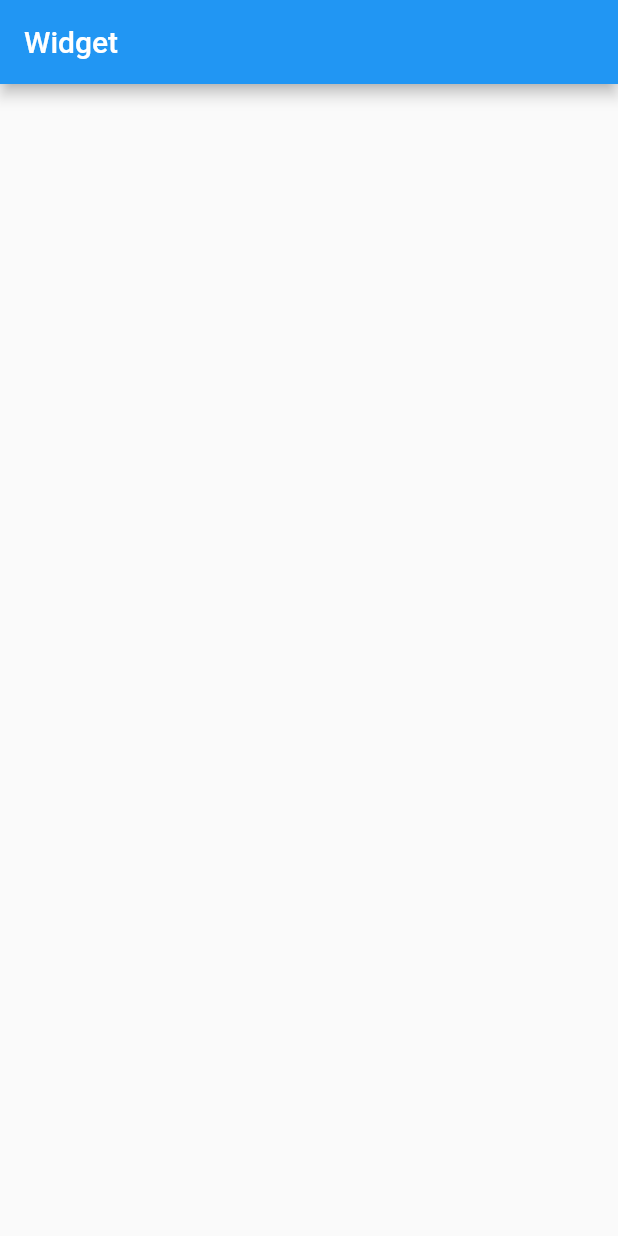
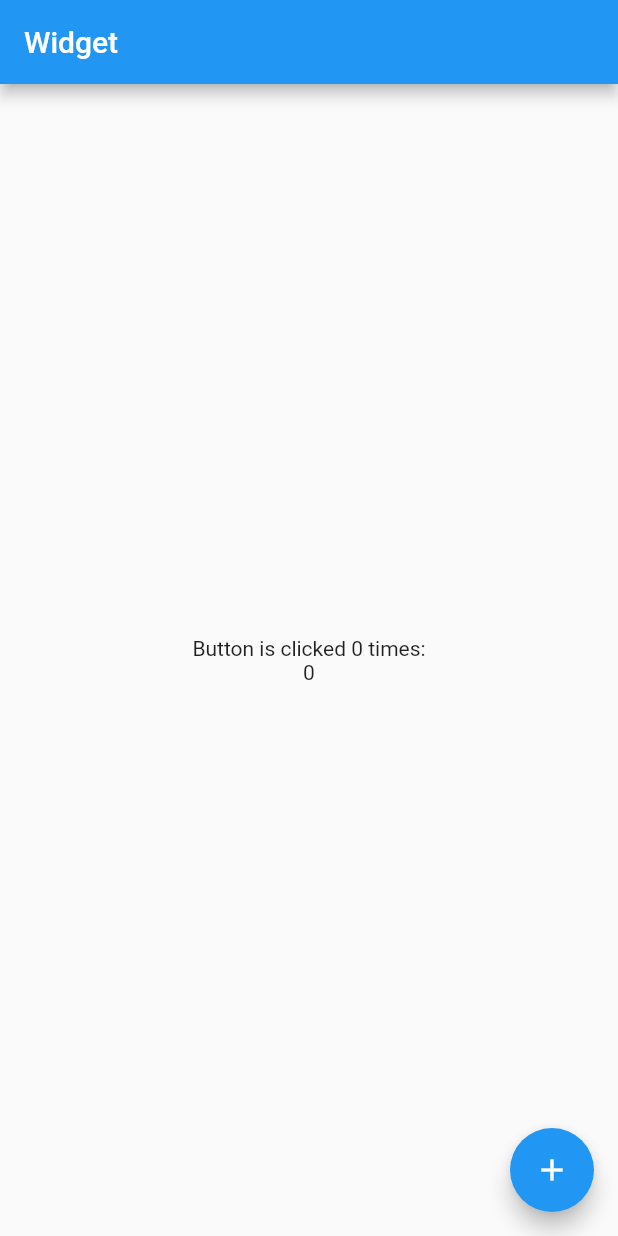
Before and after one commit to Droyder7/flutter_sample_app, a Flutter app: the screen it shows after launch, on a phone screen of 412 x 824 dp. Run offline on Flutter 3.47's test engine with Material 2 defaults, Android fonts, the phone set to English and light mode, and no system bars.

Commit message:
built counter with provider

```diff
--- a/lib/app_page.dart
+++ b/lib/app_page.dart
@@ -1,17 +1,108 @@
 import 'package:flutter/material.dart';
+import 'package:provider/provider.dart';
 
-class AppPage extends StatelessWidget {
-  // Page widget contains Scaffold with app bar and body
+/// Simplest possible model, with just one field.
+///
+/// [ChangeNotifier] is a class in `flutter:foundation`. [Counter] does
+/// _not_ depend on Provider.
+class Counter with ChangeNotifier {
+  int value = 0;
 
-  const AppPage({Key? key}) : super(key: key);
+  void increment() {
+    value += 1;
+    notifyListeners();
+  }
+}
+
+class CounterProviderApp extends StatelessWidget {
+  const CounterProviderApp({Key? key}) : super(key: key);
+
+  @override
+  Widget build(BuildContext context) {
+    // Provide the model to all widgets within the app. We're using
+    // ChangeNotifierProvider because that's a simple way to rebuild
+    // widgets when a model changes. We could also just use
+    // Provider, but then we would have to listen to Counter ourselves.
+    //
+    // Read Provider's docs to learn about all the available providers.
+    return ChangeNotifierProvider(
+      // Initialize the model in the builder. That way, Provider
+      // can own Counter's lifecycle, making sure to call `dispose`
+      // when not needed anymore.
+      create: (context) => Counter(),
+      child: const CounterProviderPage(),
+    );
+  }
+}
+
+class CounterProviderPage extends StatelessWidget {
+  const CounterProviderPage({Key? key}) : super(key: key);
 
   @override
   Widget build(BuildContext context) {
     return Scaffold(
-      appBar: AppBar(
-        title: Text(toString()),
+      appBar: AppBar(title: Text(toString())),
+      body: Center(
+        child: Column(
+          mainAxisAlignment: MainAxisAlignment.center,
+          children: [
+            Text('Button is clicked ${context.watch<Counter>().value} times:'),
+            // Consumer looks for an ancestor Provider widget
+            // and retrieves its model (Counter, in this case).
+            // Then it uses that model to build widgets, and will trigger
+            // rebuilds if the model is updated.
+            /*  Consumer<Counter>(
+              // This widget depends on the Counter model.
+              // It does not rebuild if the model changes.
+              builder: (context, counter, child) {
+                return Text(
+                  '${counter.value}',
+                );
+              },
+            ), */
+            const CounterProviderValue(),
+          ],
+        ),
       ),
-      body: Container(),
+      floatingActionButton: FloatingActionButton(
+        onPressed: () {
+          // You can access your providers anywhere you have access
+          // to the context. One way is to use Provider.of<Counter>(context).
+          //
+          // The provider package also defines extension methods on context
+          // itself. You can call context.watch<Counter>() in a build method
+          // of any widget to access the current state of Counter, and to ask
+          // Flutter to rebuild your widget anytime Counter changes.
+          //
+          // You can't use context.watch() outside build methods, because that
+          // often leads to subtle bugs. Instead, you should use
+          // context.read<Counter>(), which gets the current state
+          // but doesn't ask Flutter for future rebuilds.
+          //
+          // Since we're in a callback that will be called whenever the user
+          // taps the FloatingActionButton, we are not in the build method here.
+          // We should use context.read().
+          var counter = context.read<Counter>();
+          // print(counter.value);
+          counter.increment();
+        },
+        child: const Icon(Icons.add),
+      ),
     );
   }
 }
+
+class CounterProviderValue extends StatelessWidget {
+  const CounterProviderValue({Key? key}) : super(key: key);
+
+  @override
+  Widget build(BuildContext context) {
+    // print('CounterProviderValue build'); // this widget gets rebuild every time the model changes
+    // var counter = context.watch<Counter>();
+    var counterValue = context.select((Counter element) => element.value);
+    return Text(
+      // '${counter.value}',
+      '$counterValue',
+    );
+  }
+}
--- a/lib/main.dart
+++ b/lib/main.dart
@@ -30,7 +30,7 @@ class HomePage extends StatelessWidget {
     SizeConfig().init(context); // initialize SizeConfig with context
 
     return const SafeArea(
-      child: AppPage(),
+      child: CounterProviderApp(),
     );
   }
 }
--- a/pubspec.yaml
+++ b/pubspec.yaml
@@ -34,6 +34,7 @@ dependencies:
   # The following adds the Cupertino Icons font to your application.
   # Use with the CupertinoIcons class for iOS style icons.
   cupertino_icons: ^1.0.2
+  provider: ^6.0.3
 
 dev_dependencies:
   flutter_test:
```
Also changed, not shown: pubspec.lock.
